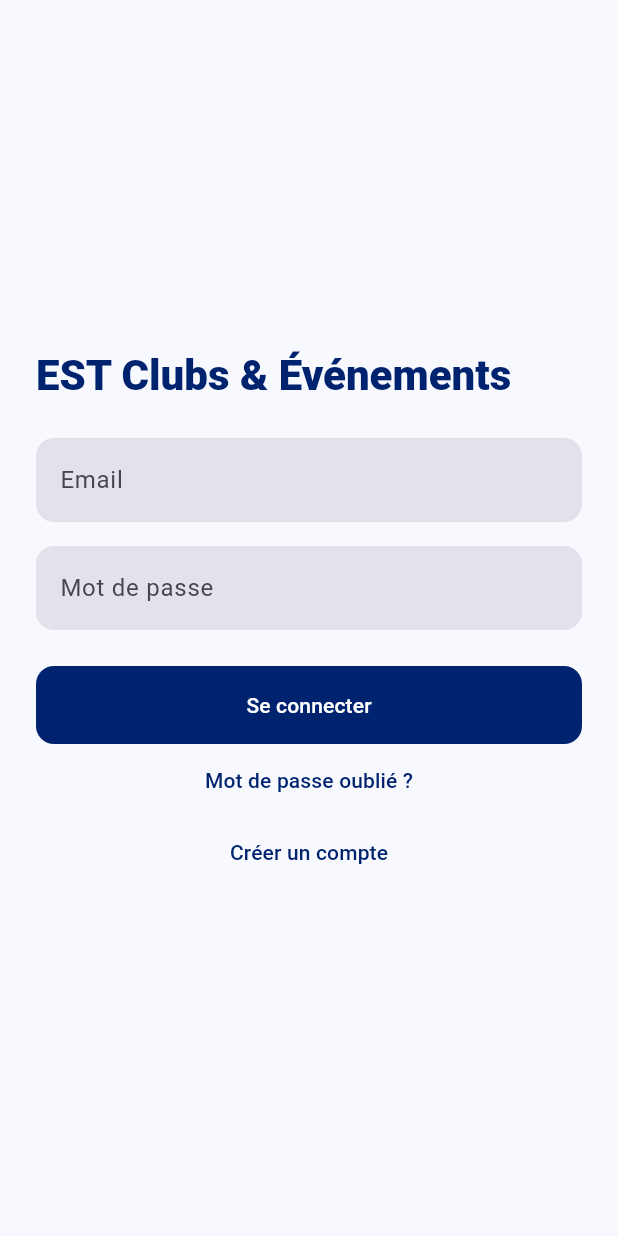
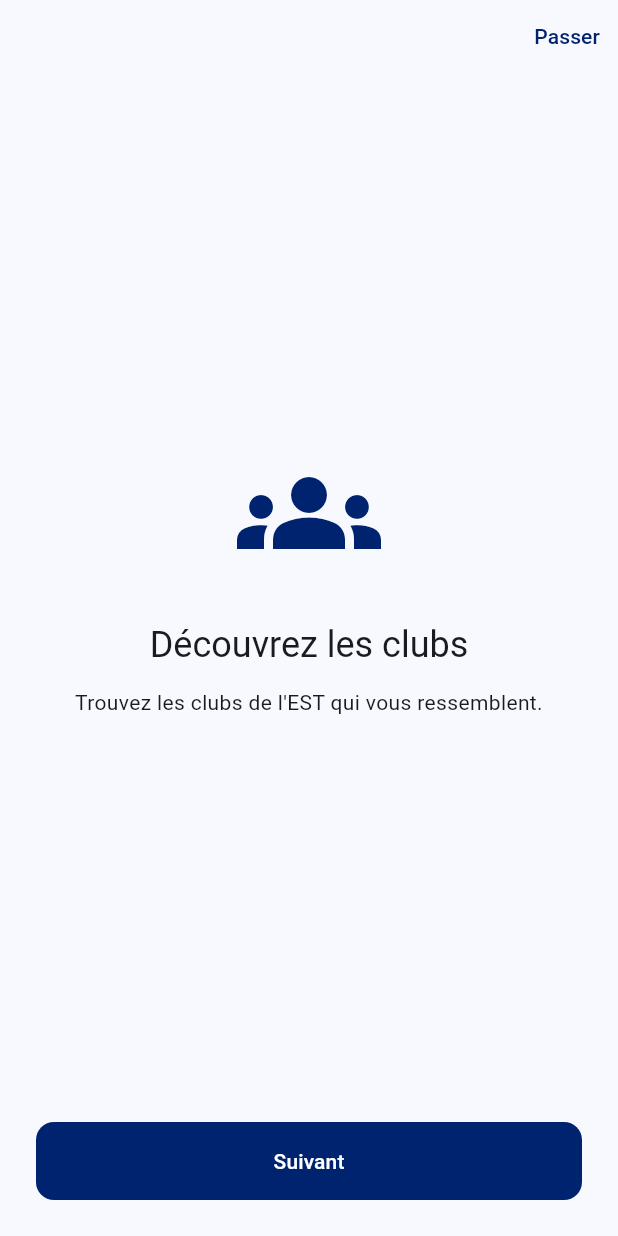
Before and after one commit to Oumrane-Echidmi/EST-Clubs-v-nements, a Flutter app: the screen it shows after launch, on a phone screen of 412 x 824 dp. Run offline on Flutter 3.47's test engine with Material 3 defaults, Android fonts, the phone set to English and light mode, and no system bars; our stand-ins replace cached_network_image, dio, flutter_riverpod, flutter_secure_storage, go_router, image_picker and 1 more; missing offline and left inert: add_2_calendar.

Commit message:
feat(mobile): onboarding with first-launch redirect
Co-Authored-By: Claude Sonnet 5.5 <noreply@anthropic.com>

```diff
--- a/mobile/lib/core/router/app_router.dart
+++ b/mobile/lib/core/router/app_router.dart
@@ -4,6 +4,7 @@ import 'package:go_router/go_router.dart';
 import '../../features/auth/presentation/auth_providers.dart';
 import '../../features/auth/presentation/auth_forms.dart';
 import '../../features/auth/presentation/login_screen.dart';
+import '../../features/auth/presentation/onboarding_screen.dart';
 import '../../features/club_admin/presentation/club_admin_screens.dart';
 import '../../features/notifications/notifications.dart';
 import '../../features/profile/profile.dart';
@@ -20,11 +21,15 @@ String _homeFor(String role) => role == 'STUDENT'
 
 /// Pure redirect logic, unit-testable. The server stays the authority on authz.
 String? redirectFor(
-    {required bool loading, required String? role, required String location}) {
+    {required bool loading,
+    required String? role,
+    required String location,
+    bool seenOnboarding = true}) {
   if (loading) return location == '/splash' ? null : '/splash';
   if (role == null) {
     // Pages a signed-out user may open.
-    const publicPaths = ['/login', '/register', '/forgot-password', '/reset-password'];
+    const publicPaths = ['/welcome', '/login', '/register', '/forgot-password', '/reset-password'];
+    if (location == '/splash' && !seenOnboarding) return '/welcome';
     return publicPaths.contains(location) ? null : '/login';
   }
   if (location == '/login' || location == '/splash') return _homeFor(role);
@@ -37,6 +42,8 @@ String? redirectFor(
   return null;
 }
 
+final onboardingSeenProvider = FutureProvider<bool>((_) => onboardingSeen());
+
 final routerProvider = Provider<GoRouter>((ref) {
   final refresh = ValueNotifier(0);
   ref.listen(authStateProvider, (_, __) => refresh.value++);
@@ -46,13 +53,17 @@ final routerProvider = Provider<GoRouter>((ref) {
     redirect: (_, s) {
       final a = ref.read(authStateProvider);
       return redirectFor(
-          loading: a.loading, role: a.user?.role, location: s.matchedLocation);
+          loading: a.loading,
+          role: a.user?.role,
+          location: s.matchedLocation,
+          seenOnboarding: ref.read(onboardingSeenProvider).value ?? true);
     },
     routes: [
       GoRoute(
           path: '/splash',
           builder: (_, __) => const Scaffold(
               body: Center(child: CircularProgressIndicator()))),
+      GoRoute(path: '/welcome', builder: (_, __) => const OnboardingScreen()),
       GoRoute(path: '/login', builder: (_, __) => const LoginScreen()),
       GoRoute(path: '/register', builder: (_, __) => const RegisterScreen()),
       GoRoute(
--- /dev/null
+++ b/mobile/lib/features/auth/presentation/onboarding_screen.dart
@@ -0,0 +1,79 @@
+import 'package:flutter/material.dart';
+import 'package:go_router/go_router.dart';
+import 'package:shared_preferences/shared_preferences.dart';
+
+const _seenKey = 'onboarding_seen';
+
+/// Has the user already seen the welcome pages?
+Future<bool> onboardingSeen() async =>
+    (await SharedPreferences.getInstance()).getBool(_seenKey) ?? false;
+
+Future<void> markOnboardingSeen() async =>
+    (await SharedPreferences.getInstance()).setBool(_seenKey, true);
+
+/// Three welcome pages shown once, before the first login.
+class OnboardingScreen extends StatefulWidget {
+  const OnboardingScreen({super.key});
+  @override
+  State<OnboardingScreen> createState() => _OnboardingState();
+}
+
+class _OnboardingState extends State<OnboardingScreen> {
+  final _c = PageController();
+  int _i = 0;
+  static const _pages = [
+    (Icons.groups, 'Découvrez les clubs', "Trouvez les clubs de l'EST qui vous ressemblent."),
+    (Icons.event, 'Suivez les événements', 'Ne manquez aucun événement du campus.'),
+    (Icons.confirmation_number, 'Inscrivez-vous en un geste', 'Réservez votre place et recevez des rappels.'),
+  ];
+
+  Future<void> _finish() async {
+    await markOnboardingSeen();
+    if (mounted) context.go('/login');
+  }
+
+  @override
+  Widget build(BuildContext context) {
+    final last = _i == _pages.length - 1;
+    return Scaffold(
+      body: SafeArea(
+        child: Column(children: [
+          Align(
+              alignment: AlignmentDirectional.centerEnd,
+              child: TextButton(onPressed: _finish, child: const Text('Passer'))),
+          Expanded(
+            child: PageView(
+              controller: _c,
+              onPageChanged: (v) => setState(() => _i = v),
+              children: [
+                for (final p in _pages)
+                  Padding(
+                    padding: const EdgeInsetsDirectional.all(32),
+                    child: Column(mainAxisAlignment: MainAxisAlignment.center, children: [
+                      Icon(p.$1, size: 96, color: Theme.of(context).colorScheme.primary),
+                      const SizedBox(height: 24),
+                      Text(p.$2,
+                          textAlign: TextAlign.center,
+                          style: Theme.of(context).textTheme.headlineSmall),
+                      const SizedBox(height: 12),
+                      Text(p.$3, textAlign: TextAlign.center),
+                    ]),
+                  ),
+              ],
+            ),
+          ),
+          Padding(
+            padding: const EdgeInsetsDirectional.all(24),
+            child: FilledButton(
+              onPressed: last
+                  ? _finish
+                  : () => _c.nextPage(
+                      duration: const Duration(milliseconds: 250), curve: Curves.easeOut),
+              child: Text(last ? 'Commencer' : 'Suivant'),
+            ),
+          ),
+        ]),
+      ),
+    );
+  }
+}
--- a/mobile/pubspec.yaml
+++ b/mobile/pubspec.yaml
@@ -46,6 +46,7 @@ dependencies:
   json_annotation: ^4.12.0
   flutter_localizations:
     sdk: flutter
+  shared_preferences: ^2.5.6
 
 dev_dependencies:
   flutter_test:
```
Also changed, not shown: mobile/pubspec.lock, 2 other files.
